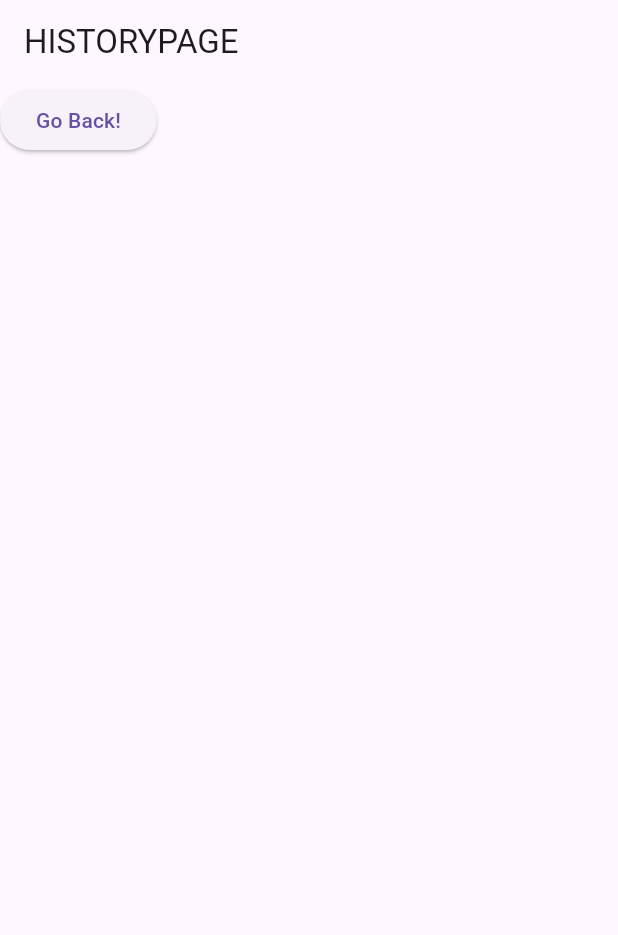
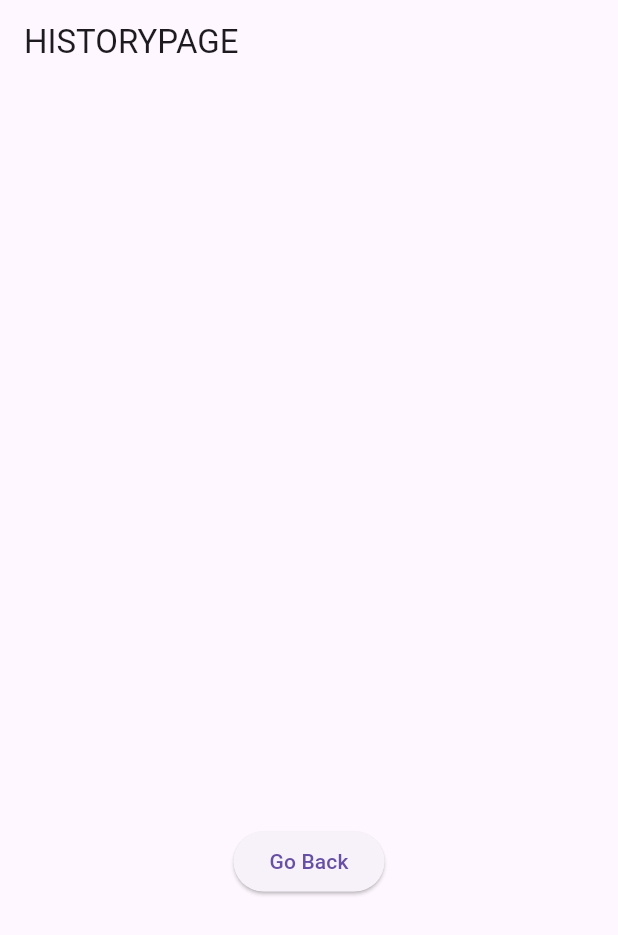
Before and after one commit to GComputeNerd/Flutter-Calculator, a Flutter app: the screen it shows after launch, after a tap on "Show History", on a phone screen of 412 x 824 dp. Shown: the top 935 px of the screen. Run offline on Flutter 3.47's test engine with Material 3 defaults, Android fonts, the phone set to English and light mode, and no system bars; our stand-ins replace auto_size_text.

Commit message:
Basic History Page has been implemented

```diff
--- a/lib/history_page.dart
+++ b/lib/history_page.dart
@@ -1,18 +1,34 @@
+import 'package:calculator/calculator.dart';
 import 'package:flutter/material.dart';
+import 'package:provider/provider.dart';
 
 class HistoryPage extends StatelessWidget {
   const HistoryPage({super.key});
 
   @override
   Widget build(BuildContext context) {
+    var calcData = context.watch<CalculatorData>() ;
+
+    var height = MediaQuery.of(context).size.height;
+
     return MaterialApp(
       home: Scaffold(
         appBar: AppBar(title: const Text("HISTORYPAGE")),
-        body: ElevatedButton(
-          onPressed: () => Navigator.pop(context),
-          child: const Text("Go Back!"),
+        body:Column(
+            children: [
+              Container(
+                height: height*0.6,
+                child: ListView.builder(
+                  itemCount: calcData.history.length,
+                  itemBuilder: (BuildContext context, int index) {
+                  return calcData.history[index];
+                }),
+              ),
+              ElevatedButton(onPressed: () => Navigator.pop(context),
+               child: const Text("Go Back"),),
+            ],
+          ),
         )
-      ),
-    );
+      );
   }
 }
```
Also changed, not shown: lib/calculator.dart (+19 -0 lines).
